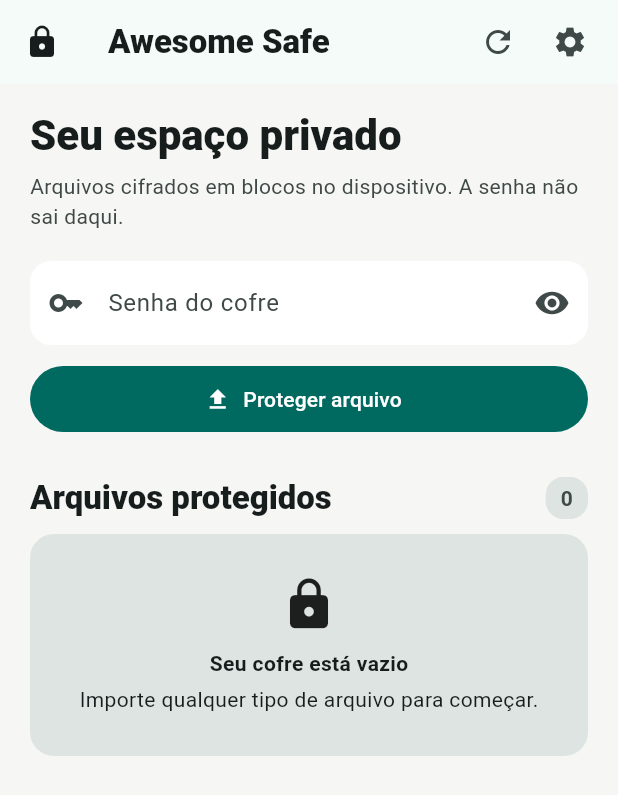
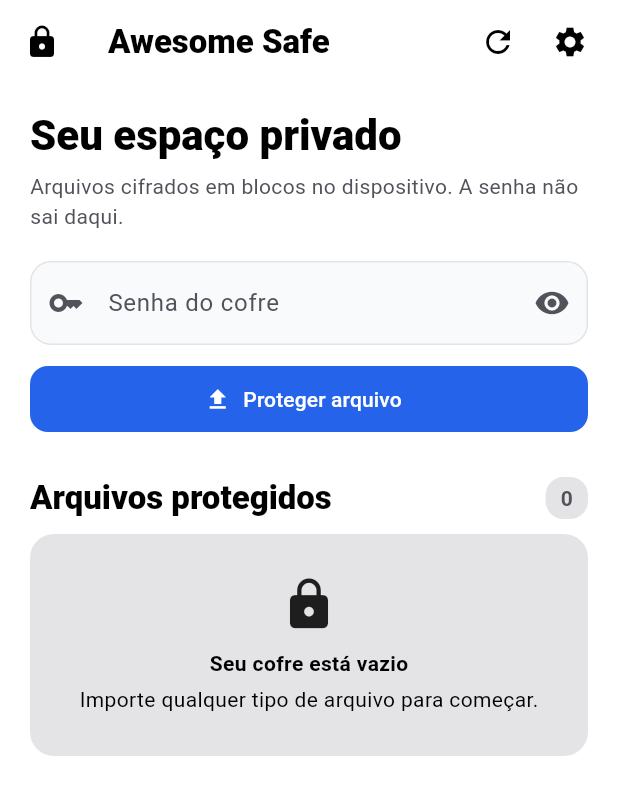
Before and after one commit to aldobarduconeto/AwesomeSafe, a Flutter app: the screen it shows after launch, on a phone screen of 412 x 824 dp. Shown: the top 795 px of the screen. Run offline on Flutter 3.47's test engine with Material 3 defaults, Android fonts, the phone set to English and light mode, and no system bars; our stand-ins replace file_picker, flutter_secure_storage, shared_preferences; missing offline and left inert: cryptography.

Commit message:
reestruturacao nas pastas e mudancas no tema do aplicativo

```diff
--- a/lib/main.dart
+++ b/lib/main.dart
@@ -1,90 +1,7 @@
-import 'screens/home_page.dart';
-import 'services/app_theme_service.dart';
-import 'services/vault_service.dart';
 import 'package:flutter/material.dart';
+import 'package:awesome_safe/src/app.dart';
 
 void main() {
   WidgetsFlutterBinding.ensureInitialized();
-  runApp(const AwesomeSafeApp());
+  runApp(const App());
 }
-
-class AwesomeSafeApp extends StatefulWidget {
-  const AwesomeSafeApp({super.key});
-
-  @override
-  State<AwesomeSafeApp> createState() => _AwesomeSafeAppState();
-}
-
-class _AwesomeSafeAppState extends State<AwesomeSafeApp> {
-  final _vaultService = VaultService();
-  final _themeService = const AppThemeService();
-  ThemeMode _themeMode = ThemeMode.system;
-
-  // Temas estáticos e cacheados para evitar alocações constantes de ThemeData
-  static final ThemeData _androidTheme = ThemeData(
-    useMaterial3: true,
-    colorScheme: ColorScheme.fromSeed(
-        seedColor: const Color(0xFF1D6B62), brightness: Brightness.light),
-    scaffoldBackgroundColor: const Color(0xFFF6F7F4),
-    cardColor: Colors.white,
-    inputDecorationTheme: InputDecorationTheme(
-      filled: true,
-      fillColor: Colors.white,
-      border: OutlineInputBorder(
-          borderSide: BorderSide.none, borderRadius: BorderRadius.circular(14)),
-    ),
-  );
-
-  static final ThemeData _androidDarkTheme = ThemeData(
-    useMaterial3: true,
-    colorScheme: ColorScheme.fromSeed(
-      seedColor: const Color(0xFF56B8A7),
-      brightness: Brightness.dark,
-      surface: Colors.black,
-      onSurface: Colors.white,
-      surfaceContainerHighest: const Color(0xFF111111),
-      surfaceContainer: const Color(0xFF0D0D0D),
-      surfaceContainerLow: const Color(0xFF080808),
-      surfaceContainerHigh: const Color(0xFF161616),
-    ),
-    scaffoldBackgroundColor: Colors.black,
-    cardColor: const Color(0xFF111111),
-    dividerColor: const Color(0xFF222222),
-    inputDecorationTheme: InputDecorationTheme(
-      filled: true,
-      fillColor: const Color(0xFF111111),
-      border: OutlineInputBorder(
-          borderSide: BorderSide.none, borderRadius: BorderRadius.circular(14)),
-    ),
-  );
-
-  @override
-  void initState() {
-    super.initState();
-    _loadThemeMode();
-  }
-
-  Future<void> _loadThemeMode() async {
-    final mode = await _themeService.loadThemeMode();
-    if (!mounted) return;
-    setState(() => _themeMode = mode);
-  }
-
-  Future<void> _setThemeMode(ThemeMode mode) async {
-    setState(() => _themeMode = mode);
-    await _themeService.saveThemeMode(mode);
-  }
-
-  @override
-  Widget build(BuildContext context) {
-    return MaterialApp(
-        title: 'Awesome Safe',
-        theme: _androidTheme,
-        darkTheme: _androidDarkTheme,
-        themeMode: _themeMode,
-        home: HomePage(
-            vaultService: _vaultService,
-            themeMode: _themeMode,
-            onThemeModeChanged: _setThemeMode));
-  }
-}
--- /dev/null
+++ b/lib/src/app.dart
@@ -0,0 +1,50 @@
+import 'screens/home_page.dart';
+import 'services/app_theme_service.dart';
+import 'services/vault_service.dart';
+import 'screens/widgets/colors.dart';
+import 'package:flutter/material.dart';
+
+class App extends StatefulWidget {
+  const App({super.key});
+
+  @override
+  State<App> createState() => _AppState();
+}
+
+class _AppState extends State<App> {
+  final _vaultService = VaultService();
+  final _themeService = const AppThemeService();
+  ThemeMode _themeMode = ThemeMode.system;
+
+  @override
+  void initState() {
+    super.initState();
+    _loadThemeMode();
+  }
+
+  Future<void> _loadThemeMode() async {
+    final mode = await _themeService.loadThemeMode();
+    if (!mounted) return;
+    setState(() => _themeMode = mode);
+  }
+
+  Future<void> _setThemeMode(ThemeMode mode) async {
+    setState(() => _themeMode = mode);
+    await _themeService.saveThemeMode(mode);
+  }
+
+  @override
+  Widget build(BuildContext context) {
+    return MaterialApp(
+      title: 'Awesome Safe',
+      theme: AppColors.lightTheme,
+      darkTheme: AppColors.darkTheme,
+      themeMode: _themeMode,
+      home: HomePage(
+        vaultService: _vaultService,
+        themeMode: _themeMode,
+        onThemeModeChanged: _setThemeMode
+      ),
+      );
+  }
+}
--- a/lib/screens/home_page.dart
+++ b/lib/src/screens/home_page.dart
@@ -5,6 +5,7 @@ import '../services/vault_service.dart';
 import '../services/vault_workflow_service.dart';
 import 'widgets/loading_overlay.dart';
 import 'settings_page.dart';
+import 'widgets/colors.dart';
 
 class HomePage extends StatefulWidget {
   const HomePage({
@@ -457,10 +458,12 @@ class _SafeItemCard extends StatelessWidget {
               IconButton(
                   onPressed: isBusy || isLocked ? null : onExport,
                   icon: const Icon(Icons.download),
+                  color: Theme.of(context).colorScheme.primary,
                   tooltip: 'Exportar'),
               IconButton(
                   onPressed: isBusy || isLocked ? null : onDelete,
-                  icon: const Icon(Icons.delete, color: Colors.red),
+                  icon: const Icon(Icons.delete),
+                  color: AppColors.deleteRed,
                   tooltip: 'Excluir'),
             ],
           ),
--- a/lib/screens/settings_page.dart
+++ b/lib/src/screens/settings_page.dart
@@ -1,8 +1,8 @@
 import 'package:flutter/material.dart';
 import 'package:flutter/services.dart' show appBuildName, appBuildNumber;
-import 'package:awesome_safe/services/vault_service.dart';
-import 'package:awesome_safe/services/vault_workflow_service.dart';
-import 'package:awesome_safe/screens/widgets/loading_overlay.dart';
+import 'package:awesome_safe/src/services/vault_service.dart';
+import 'package:awesome_safe/src/services/vault_workflow_service.dart';
+import 'package:awesome_safe/src/screens/widgets/loading_overlay.dart';
 
 class SettingsPage extends StatefulWidget {
   const SettingsPage({super.key, required this.vaultService, required this.themeMode, required this.onThemeModeChanged});
@@ -308,6 +308,7 @@ class _SettingsPageState extends State<SettingsPage> {
                     trailing: IconButton(
                       onPressed: _moving ? null : _chooseStorageDirectory,
                       icon: const Icon(Icons.drive_file_move),
+                      color: scheme.primary,
                       tooltip: 'Alterar pasta',
                     ),
                   ),
@@ -319,8 +320,10 @@ class _SettingsPageState extends State<SettingsPage> {
                   label: const Padding(
                       padding: EdgeInsets.symmetric(vertical: 10),
                       child: Text('Zerar cofre e armazenamento')),
-                  style:
-                      OutlinedButton.styleFrom(foregroundColor: scheme.error),
+                  style: OutlinedButton.styleFrom(
+                    foregroundColor: scheme.error,
+                    side: BorderSide(color: scheme.error),
+                  ),
                 ),
                 const SizedBox(height: 24),
                 // ── Segurança ──
--- /dev/null
+++ b/lib/src/screens/widgets/colors.dart
@@ -0,0 +1,191 @@
+import 'package:flutter/material.dart';
+
+/// Centralização de todas as cores do aplicativo Awesome Safe.
+/// Mantém o visual limpo, monocromático (preto e branco) com azul nos botões.
+abstract final class AppColors {
+  // ── Cores de Ação e Destaque ──
+  static const Color primaryBlue = Color(0xFF2563EB);
+  static const Color selectionBlue = Color(0x332563EB);
+  static const Color error = Color(0xFFDC2626);
+  static const Color deleteRed = Color(0xFFDC2626);
+  // ── Paleta do Modo Claro ──
+  static const Color lightScaffold = Colors.white;
+  static const Color lightSurface = Colors.white;
+  static const Color lightCard = Colors.white;
+  static const Color lightText = Colors.black;
+  static const Color lightTextSecondary = Color(0xFF52525B);
+  static const Color lightBorder = Color(0xFFE4E4E7);
+  static const Color lightOutline = Color(0xFFD4D4D8);
+  static const Color lightOutlineVariant = Color(0xFFE4E4E7);
+  static const Color lightInputFill = Color(0xFFF9FAFB);
+  static const Color lightContainerLowest = Colors.white;
+  static const Color lightContainerLow = Color(0xFFFAFAFA);
+  static const Color lightContainer = Color(0xFFF4F4F5);
+  static const Color lightContainerHigh = Color(0xFFEBEBEB);
+  static const Color lightContainerHighest = Color(0xFFE4E4E7);
+  static const Color lightPrimaryContainer = Color(0xFFF4F4F5);
+  // ── Paleta do Modo Escuro ──
+  static const Color darkScaffold = Colors.black;
+  static const Color darkSurface = Colors.black;
+  static const Color darkCard = Color(0xFF111111);
+  static const Color darkText = Colors.white;
+  static const Color darkTextSecondary = Color(0xFFA1A1AA);
+  static const Color darkBorder = Color(0xFF222222);
+  static const Color darkOutline = Color(0xFF3F3F46);
+  static const Color darkOutlineVariant = Color(0xFF27272A);
+  static const Color darkInputFill = Color(0xFF111111);
+  static const Color darkContainerLowest = Colors.black;
+  static const Color darkContainerLow = Color(0xFF0A0A0A);
+  static const Color darkContainer = Color(0xFF121212);
+  static const Color darkContainerHigh = Color(0xFF181818);
+  static const Color darkContainerHighest = Color(0xFF202020);
+  static const Color darkPrimaryContainer = Color(0xFF1E1E1E);
+  // ── Overlays, Sombras e Transparências ──
+  static const Color lightBarrier = Colors.black87;
+  static const Color darkBarrier = Colors.black;
+  static const Color cardShadow = Colors.black45;
+  static const Color transparent = Colors.transparent;
+
+  // ── Color Schemes ──
+  static ColorScheme get lightColorScheme => ColorScheme.fromSeed(
+        seedColor: primaryBlue,
+        brightness: Brightness.light,
+        primary: primaryBlue,
+        onPrimary: Colors.white,
+        primaryContainer: lightPrimaryContainer,
+        onPrimaryContainer: Colors.black,
+        surface: lightSurface,
+        onSurface: lightText,
+        surfaceContainerLowest: lightContainerLowest,
+        surfaceContainerLow: lightContainerLow,
+        surfaceContainer: lightContainer,
+        surfaceContainerHigh: lightContainerHigh,
+        surfaceContainerHighest: lightContainerHighest,
+        onSurfaceVariant: lightTextSecondary,
+        outline: lightOutline,
+        outlineVariant: lightOutlineVariant,
+        surfaceTint: transparent,
+      );
+
+  static ColorScheme get darkColorScheme => ColorScheme.fromSeed(
+        seedColor: primaryBlue,
+        brightness: Brightness.dark,
+        primary: primaryBlue,
+        onPrimary: Colors.white,
+        primaryContainer: darkPrimaryContainer,
+        onPrimaryContainer: Colors.white,
+        surface: darkSurface,
+        onSurface: darkText,
+        surfaceContainerLowest: darkContainerLowest,
+        surfaceContainerLow: darkContainerLow,
+        surfaceContainer: darkContainer,
+        surfaceContainerHigh: darkContainerHigh,
+        surfaceContainerHighest: darkContainerHighest,
+        onSurfaceVariant: darkTextSecondary,
+        outline: darkOutline,
+        outlineVariant: darkOutlineVariant,
+        surfaceTint: transparent,
+      );
+
+  // ── Construção unificada de ThemeData (sem redundâncias) ──
+  static ThemeData _buildTheme({
+    required Brightness brightness,
+    required ColorScheme scheme,
+    required Color scaffoldBg,
+    required Color cardBg,
+    required Color borderColor,
+    required Color inputFill,
+  }) {
+    final isDark = brightness == Brightness.dark;
+    return ThemeData(
+      useMaterial3: true,
+      brightness: brightness,
+      colorScheme: scheme,
+      scaffoldBackgroundColor: scaffoldBg,
+      cardColor: cardBg,
+      dividerColor: borderColor,
+      appBarTheme: AppBarTheme(
+        backgroundColor: isDark ? darkSurface : lightSurface,
+        foregroundColor: isDark ? darkText : lightText,
+        elevation: 0,
+        scrolledUnderElevation: 0,
+        surfaceTintColor: transparent,
+      ),
+      filledButtonTheme: FilledButtonThemeData(
+        style: FilledButton.styleFrom(
+          backgroundColor: primaryBlue,
+          foregroundColor: Colors.white,
+          shape: RoundedRectangleBorder(borderRadius: BorderRadius.circular(12)),
+          elevation: 0,
+        ),
+      ),
+      elevatedButtonTheme: ElevatedButtonThemeData(
+        style: ElevatedButton.styleFrom(
+          backgroundColor: primaryBlue,
+          foregroundColor: Colors.white,
+          shape: RoundedRectangleBorder(borderRadius: BorderRadius.circular(12)),
+          elevation: 0,
+        ),
+      ),
+      outlinedButtonTheme: OutlinedButtonThemeData(
+        style: OutlinedButton.styleFrom(
+          foregroundColor: primaryBlue,
+          side: const BorderSide(color: primaryBlue, width: 1.2),
+          shape: RoundedRectangleBorder(borderRadius: BorderRadius.circular(12)),
+        ),
+      ),
+      textButtonTheme: TextButtonThemeData(
+        style: TextButton.styleFrom(
+          foregroundColor: primaryBlue,
+          shape: RoundedRectangleBorder(borderRadius: BorderRadius.circular(10)),
+        ),
+      ),
+      segmentedButtonTheme: SegmentedButtonThemeData(
+        style: SegmentedButton.styleFrom(
+          selectedBackgroundColor: primaryBlue,
+          selectedForegroundColor: Colors.white,
+          shape: RoundedRectangleBorder(borderRadius: BorderRadius.circular(12)),
+        ),
+      ),
+      textSelectionTheme: const TextSelectionThemeData(
+        cursorColor: primaryBlue,
+        selectionColor: selectionBlue,
+        selectionHandleColor: primaryBlue,
+      ),
+      inputDecorationTheme: InputDecorationTheme(
+        filled: true,
+        fillColor: inputFill,
+        border: OutlineInputBorder(
+          borderSide: BorderSide(color: borderColor),
+          borderRadius: BorderRadius.circular(14),
+        ),
+        enabledBorder: OutlineInputBorder(
+          borderSide: BorderSide(color: borderColor),
+          borderRadius: BorderRadius.circular(14),
+        ),
+        focusedBorder: OutlineInputBorder(
+          borderSide: const BorderSide(color: primaryBlue, width: 1.5),
+          borderRadius: BorderRadius.circular(14),
+        ),
+      ),
+    );
+  }
+
+  static final ThemeData lightTheme = _buildTheme(
+    brightness: Brightness.light,
+    scheme: lightColorScheme,
+    scaffoldBg: lightScaffold,
+    cardBg: lightCard,
+    borderColor: lightBorder,
+    inputFill: lightInputFill,
+  );
+
+  static final ThemeData darkTheme = _buildTheme(
+    brightness: Brightness.dark,
+    scheme: darkColorScheme,
+    scaffoldBg: darkScaffold,
+    cardBg: darkCard,
+    borderColor: darkBorder,
+    inputFill: darkInputFill,
+  );
+}
--- a/lib/screens/widgets/loading_overlay.dart
+++ b/lib/src/screens/widgets/loading_overlay.dart
@@ -1,4 +1,5 @@
 import 'package:flutter/material.dart';
+import 'colors.dart';
 
 /// Um widget de overlay que exibe um indicador de carregamento (loading)
 /// com mensagem contextual durante operações demoradas (como criptografia,
@@ -26,7 +27,7 @@ class LoadingOverlay extends StatelessWidget {
                 duration: const Duration(milliseconds: 200),
                 curve: Curves.easeInOut,
                 child: Container(
-                  color: (isDark ? Colors.black : Colors.black87)
+                  color: (isDark ? AppColors.darkBarrier : AppColors.lightBarrier)
                       .withValues(alpha: 0.65),
                   alignment: Alignment.center,
                   padding: const EdgeInsets.all(24),
@@ -34,7 +35,7 @@ class LoadingOverlay extends StatelessWidget {
                     constraints: const BoxConstraints(maxWidth: 340),
                     child: Card(
                       elevation: 12,
-                      shadowColor: Colors.black45,
+                      shadowColor: AppColors.cardShadow,
                       shape: RoundedRectangleBorder(
                         borderRadius: BorderRadius.circular(22),
                         side: BorderSide(
```
Also changed, not shown: lib/src/models/container_data.dart (renamed from lib/models/container_data.dart), lib/src/models/safe_item.dart (renamed from lib/models/safe_item.dart), lib/src/services/app_dialog_service.dart (renamed from lib/services/app_dialog_service.dart), lib/src/services/app_theme_service.dart (renamed from lib/services/app_theme_service.dart), lib/src/services/shard_locator.dart (renamed from lib/services/shard_locator.dart), lib/src/services/vault_service.dart (renamed from lib/services/vault_service.dart), lib/src/services/vault_workflow_service.dart (renamed from lib/services/vault_workflow_service.dart), 5 other files.
